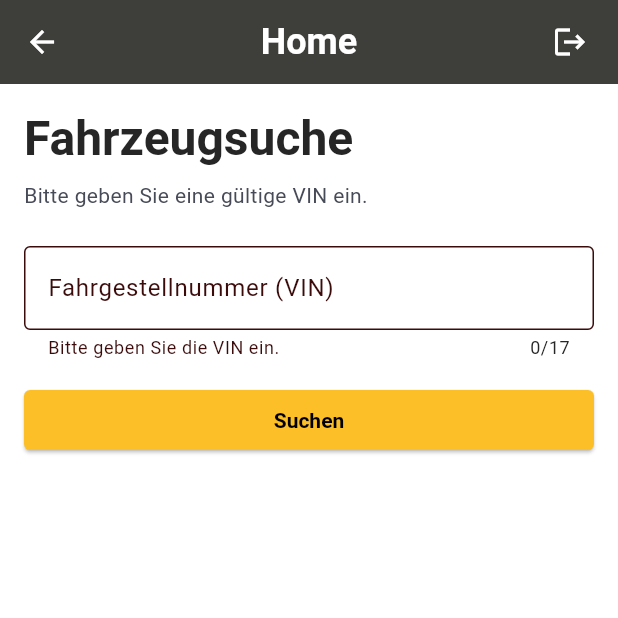
After one commit to MichiHill1991/cos_challenge, a Flutter app: the VinSearchPage screen opened directly, after a tap on "Suchen", on a phone screen of 412 x 824 dp, the top half of it. The commit adds this screen. Run offline on Flutter 3.47's test engine with Material 3 defaults, Android fonts, the phone set to English and light mode, and no system bars; our stand-ins replace flutter_riverpod, shared_preferences; accounts and stored records are empty; generated files the repository leaves out were written again.

Commit message:
Vin Search optimized

```diff
--- a/lib/l10n/app_de.arb
+++ b/lib/l10n/app_de.arb
@@ -27,5 +27,9 @@
   "vinEmptyError": "Bitte geben Sie die VIN ein.",
   "vinLengthError": "Eine VIN muss genau 17 Zeichen lang sein.",
   "vinSearchSuccess": "Fahrzeug erfolgreich gefunden!",
-  "vinSearchFailed": "Fahrzeug konnte nicht gefunden werden."
+  "vinSearchFailed": "Fahrzeug konnte nicht gefunden werden.",
+  "vinSearchError": "Fahrzeug konnte nicht gefunden werden. Bitte erneut versuchen in {delaySeconds} Sekunden.",
+  "homeAuthException": "Ihre Session ist abgelaufen, bitte loggen Sie sich erneut ein.",
+  "homeTimeoutException": "Hoppala, unser Server scheint wohl ein Nickerchen zu machen. Versuchen Sie es später noch einmal.",
+  "homeDeserializationException": "Hoppala, die Antwort vom Server konnte nicht gelesen werden, bitte kontaktieren Sie den Support."
 }
--- a/lib/l10n/app_en.arb
+++ b/lib/l10n/app_en.arb
@@ -27,5 +27,9 @@
   "vinEmptyError": "Please enter VIN.",
   "vinLengthError": "A VIN must be exactly 17 characters long.",
   "vinSearchSuccess": "Car found!",
-  "vinSearchFailed": "Car not found."
+  "vinSearchFailed": "Car not found.",
+  "vinSearchError": "Car could not be found. Please try again in {delaySeconds} seconds.",
+  "homeAuthException": "Your session has expired, please log in again.",
+  "homeTimeoutException": "Oops, our server seems to be taking a nap. Please Try again later.",
+  "homeDeserializationException": "Oops, the response from the server could not be read, please contact support."
 }
--- a/lib/model/error.dart
+++ b/lib/model/error.dart
@@ -1,12 +1,16 @@
-class Error {
+class ErrorMessage {
   String msgKey;
   Params params;
   String message;
 
-  Error({required this.msgKey, required this.params, required this.message});
+  ErrorMessage({
+    required this.msgKey,
+    required this.params,
+    required this.message,
+  });
 
-  factory Error.fromJson(Map<String, dynamic> json) {
-    return Error(
+  factory ErrorMessage.fromJson(Map<String, dynamic> json) {
+    return ErrorMessage(
       msgKey: json["msgKey"],
       params: Params.fromJson(json["params"]),
       message: json["message"],
--- a/lib/model/multiple_choices.dart
+++ b/lib/model/multiple_choices.dart
@@ -1,6 +1,6 @@
 import 'dart:convert';
 
-List<MultipleChoices> errorFromJson(String str) {
+List<MultipleChoices> listFromJson(String str) {
   return List<MultipleChoices>.from(
     jsonDecode(str).map((x) => MultipleChoices.fromJson(x)),
   );
--- a/lib/network/exception.dart
+++ b/lib/network/exception.dart
@@ -18,3 +18,7 @@ extension ServerExceptionExtension on ServerException {
     return null;
   }
 }
+
+class DeserializationException implements Exception {
+  DeserializationException();
+}
--- a/lib/network/mock_client.dart
+++ b/lib/network/user_service_mock.dart
@@ -5,7 +5,7 @@ import 'dart:math';
 import 'package:flutter/foundation.dart';
 import 'package:http/http.dart';
 
-class CosUserApiMock extends BaseClient {
+class UserServiceMock extends BaseClient {
   static final _statusCode = <int, Map<String, dynamic>>{
     200: {
       "id": "abcd-efgh-ijgk-mnop",
--- a/lib/pages/login/login_page.dart
+++ b/lib/pages/login/login_page.dart
@@ -1,6 +1,6 @@
 import 'package:cos_challenge/network/exception.dart';
 import 'package:cos_challenge/pages/login/login_validator.dart';
-import 'package:cos_challenge/providers/auth_provider.dart';
+import 'package:cos_challenge/providers/data_provider.dart';
 import 'package:cos_challenge/widgets/progress.dart';
 import 'package:cos_challenge/widgets/terms_of_use.dart';
 import 'package:flutter/foundation.dart';
@@ -78,7 +78,7 @@ class _LoginPageState extends ConsumerState<LoginPage> {
     try {
       var e = _emailController.text.trim();
       var p = _passwordController.text;
-      await ref.read(authProvider.notifier).login(e, p);
+      await ref.read(dataProvider.notifier).login(e, p);
     } on ServerException catch (e) {
       _showSnackBar(exception: e);
     } catch (e) {
--- /dev/null
+++ b/lib/pages/vin_search/vin_search_page.dart
@@ -0,0 +1,134 @@
+import 'dart:async';
+
+import 'package:cos_challenge/model/error.dart';
+import 'package:cos_challenge/model/multiple_choices.dart';
+import 'package:cos_challenge/model/success.dart';
+import 'package:cos_challenge/pages/auction/auction_page.dart';
+import 'package:cos_challenge/pages/multiple_choices/multiple_choices_page.dart';
+import 'package:cos_challenge/providers/data_provider.dart';
+import 'package:cos_challenge/utils/vin_generator.dart';
+import 'package:cos_challenge/widgets/progress.dart';
+import 'package:flutter/foundation.dart';
+import 'package:flutter/material.dart';
+import 'package:flutter_gen/gen_l10n/app_localizations.dart';
+import 'package:flutter_riverpod/flutter_riverpod.dart';
+
+class VinSearchPage extends ConsumerStatefulWidget {
+  const VinSearchPage({super.key});
+
+  @override
+  ConsumerState<VinSearchPage> createState() => _HomePageState();
+}
+
+class _HomePageState extends ConsumerState<VinSearchPage> {
+  final _vinController = TextEditingController();
+  final _formKey = GlobalKey<FormState>();
+  bool _loading = false;
+
+  late AppLocalizations _loc;
+
+  @override
+  void dispose() {
+    _vinController.dispose();
+    super.dispose();
+  }
+
+  @override
+  Widget build(BuildContext context) {
+    _loc = AppLocalizations.of(context)!;
+
+    return Scaffold(
+      appBar: AppBar(
+        title: Text(_loc.homeTitle),
+        actions: [
+          IconButton(icon: const Icon(Icons.logout), onPressed: _logout),
+          const SizedBox(width: 8),
+        ],
+      ),
+      body: Padding(
+        padding: const EdgeInsets.all(16),
+        child: Form(
+          key: _formKey,
+          child: ListView(
+            children: [
+              Text(
+                _loc.cardTitle,
+                style: Theme.of(context).textTheme.headlineLarge,
+              ),
+              const SizedBox(height: 8),
+              Text(
+                _loc.cardSubtitle,
+                style: Theme.of(context).textTheme.bodyMedium,
+              ),
+              const SizedBox(height: 24),
+              TextFormField(
+                controller: _vinController,
+                decoration: InputDecoration(
+                  labelText: _loc.enterVin,
+                  border: const OutlineInputBorder(),
+                ),
+                maxLength: 17,
+                validator: _validateVin,
+              ),
+              const SizedBox(height: 16),
+              ElevatedButton(
+                onPressed: _loading ? null : _onSearchPressed,
+                onLongPress: kDebugMode ? _fillUp : null,
+                child: _loading ? const CosProgress() : Text(_loc.search),
+              ),
+            ],
+          ),
+        ),
+      ),
+    );
+  }
+
+  String? _validateVin(String? vin) {
+    if (vin == null || vin.isEmpty) {
+      return _loc.vinEmptyError;
+    } else if (vin.length != 17) {
+      return _loc.vinLengthError;
+    }
+    return null;
+  }
+
+  void _fillUp() {
+    setState(() => _vinController.text = VinGenerator.generate());
+  }
+
+  Future<void> _onSearchPressed() async {
+    if (!_formKey.currentState!.validate()) return;
+
+    setState(() => _loading = true);
+
+    try {
+      final vin = _vinController.text.trim();
+      final result = await ref.read(dataProvider.notifier).searchVin(vin);
+
+      if (!mounted) return;
+      if (result is Success) {
+        _navigateTo(AuctionPage(data: result));
+      } else if (result is List<MultipleChoices>) {
+        _navigateTo(MultipleChoicesPage(data: result));
+      } else if (result is ErrorMessage) {
+        _showSnackBar(_loc.vinSearchError(result.params.delaySeconds));
+      }
+    } catch (_) {
+      _showSnackBar(_loc.vinSearchFailed);
+    } finally {
+      setState(() => _loading = false);
+    }
+  }
+
+  Future<void> _navigateTo(Widget page) async {
+    await Navigator.of(context).push(MaterialPageRoute(builder: (_) => page));
+  }
+
+  void _showSnackBar(String text) {
+    ScaffoldMessenger.of(context).showSnackBar(SnackBar(content: Text(text)));
+  }
+
+  Future<void> _logout() async {
+    await ref.read(dataProvider.notifier).logout();
+  }
+}
--- a/lib/utils/constants.dart
+++ b/lib/utils/constants.dart
@@ -1,3 +1,4 @@
 class CosConstants {
   static const String prefsUser = "user";
+  static const String prefsAuction = "lastSearch";
 }
```
Also changed, not shown: lib/main.dart (+12 -4 lines), lib/network/user_service.dart (renamed from lib/network/api.dart, +3 -5 lines), lib/network/vin_search_service.dart (added, +32 -0 lines), lib/pages/auction/auction_page.dart (added, +16 -0 lines), lib/pages/home/home.dart (deleted, +0 -127 lines), lib/pages/multiple_choices/multiple_choices_page.dart (added, +16 -0 lines), lib/providers/auth_provider.dart (deleted, +0 -51 lines), lib/providers/data_provider.dart (added, +82 -0 lines), 1 other file.
